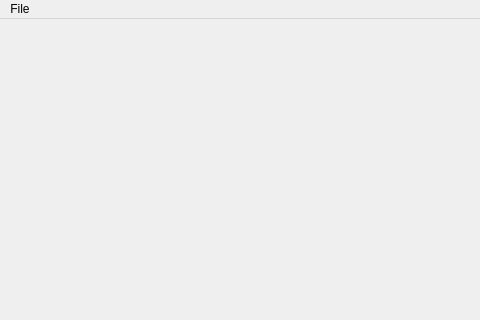
Old version of the form mainwindow.ui in the repository haruneko/uzume_gui_prototype; both pictures show x 0 to 480 and y 0 to 320 of the 800 by 600 pixel window.
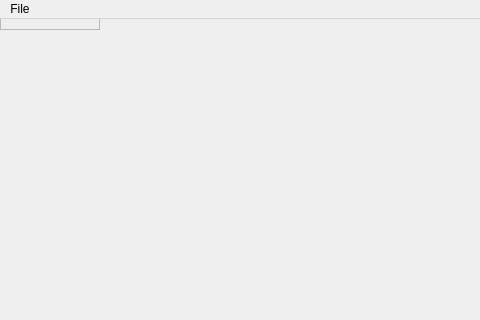
New version of the form.

```diff
--- a/mainwindow.ui
+++ b/mainwindow.ui
@@ -13,7 +13,7 @@
   <property name="windowTitle">
    <string>MainWindow</string>
   </property>
-  <widget class="QWidget" name="centralwidget"/>
+  <widget class="QScrollArea" name="centralwidget"/>
   <widget class="QMenuBar" name="menubar">
    <property name="geometry">
     <rect>
```
